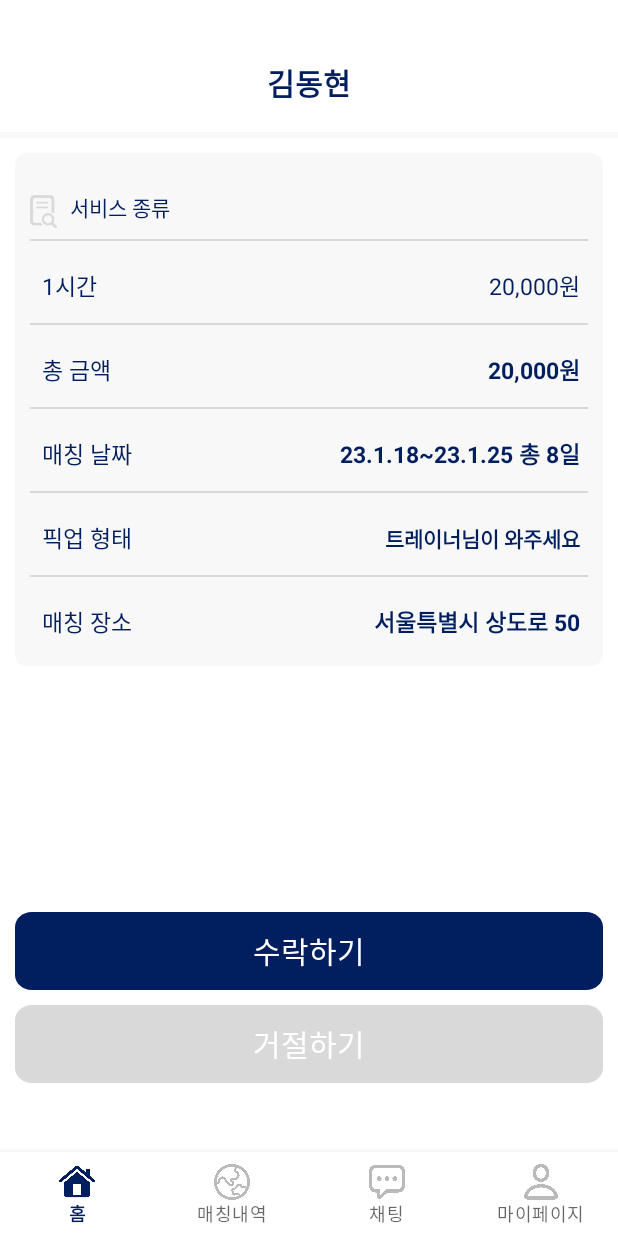
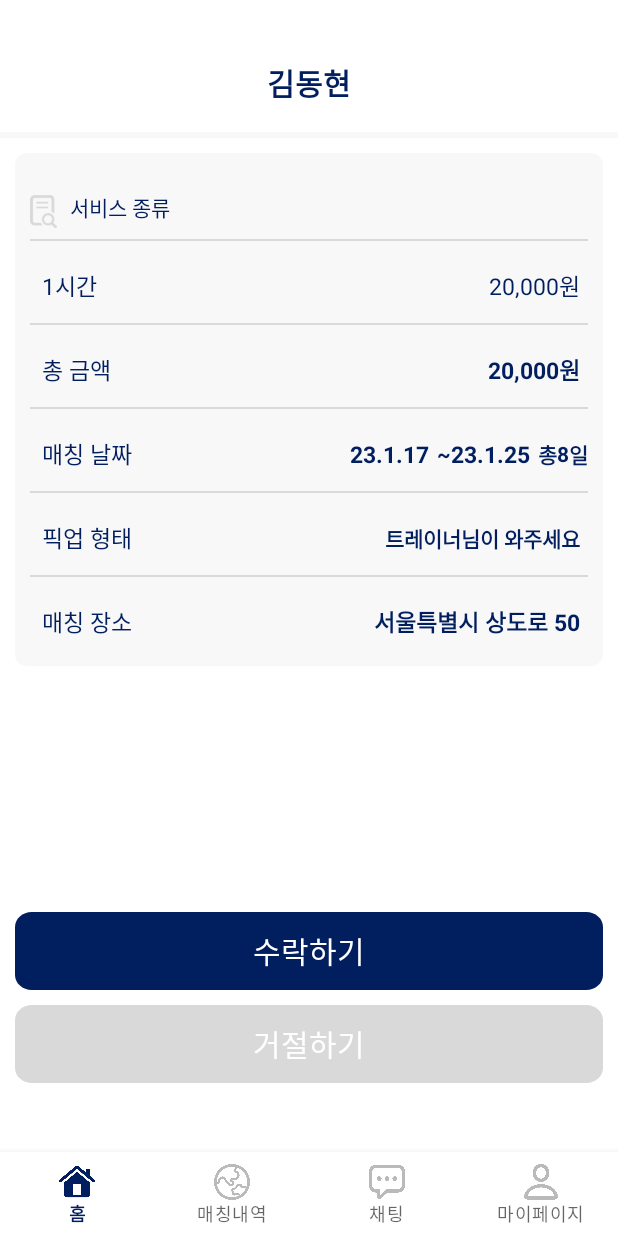
Before and after one commit to FIT-I/FIT-I-Android-Trainer, an Android app: the fragment MatchingIngFragment placed in its activity, on a phone screen of 412 x 824 dp. Run offline under Robolectric (Android 15) with nearby library versions, the phone set to English and light mode, and no system bars; network calls fail.

Commit message:
feat : 매칭 명세표 #17

```diff
--- a/app/src/main/java/com/example/fit_i_trainer/data/model/response/GetMatchlistResponse.kt
+++ b/app/src/main/java/com/example/fit_i_trainer/data/model/response/GetMatchlistResponse.kt
@@ -4,7 +4,7 @@ data class GetMatchlistResponse(
     val isSuccess: Boolean,
     val code: Int,
     val message: String,
-    val result: List<Result>
+    val result: Result
 ) {
     data class Result(
         val matchingId: Int,
@@ -13,6 +13,7 @@ data class GetMatchlistResponse(
         val pricePerHour: String,
         val totalPrice: String,
         val matchingStart: String,
+        val matchingFinish: String,
         val matchingPeriod: Int,
         val pickUpType: String, // 두가지 리스트 있음
         val location: String
--- a/app/src/main/java/com/example/fit_i_trainer/data/service/MatchingService.kt
+++ b/app/src/main/java/com/example/fit_i_trainer/data/service/MatchingService.kt
@@ -16,9 +16,13 @@ interface MatchingService {
     //매칭수락
     @PATCH("api/matching/{matchingIdx}/accept")
     fun matchingaccepat(@Path("matchingIdx") matchingIdx: Int) : Call<BaseResponse>
+
+
     //매칭정보조회
     @GET("api/matching/{matchingIdx}")
     fun matchinglist(@Path("matchingIdx") matchingIdx: Int) : Call<GetMatchlistResponse>
+
+
     //트레이너의 매칭목록조회
     @GET("api/matching/trainer")
     fun matchingtrainer() : Call<GettrainerResponse>
--- a/app/src/main/java/com/example/fit_i_trainer/ui/matching/MatchingIngFragment.kt
+++ b/app/src/main/java/com/example/fit_i_trainer/ui/matching/MatchingIngFragment.kt
@@ -11,19 +11,32 @@ import androidx.fragment.app.FragmentTransaction
 import com.example.fit_i_trainer.R
 import com.example.fit_i_trainer.RetrofitImpl
 import com.example.fit_i_trainer.data.model.response.BaseResponse
+import com.example.fit_i_trainer.data.model.response.GetMatchlistResponse
 import com.example.fit_i_trainer.data.service.MatchingService
+import com.example.fit_i_trainer.databinding.FragmentMatchingIngBinding
 import retrofit2.Call
 import retrofit2.Callback
 import retrofit2.Response
 
 
 class MatchingIngFragment : Fragment() {
+    private var _binding : FragmentMatchingIngBinding? = null
+    private val binding : FragmentMatchingIngBinding
+    get() = requireNotNull(_binding) {"FragmentMatchingIngBinding"}
+
+
     private var matchingIdx : Int = 1
     override fun onCreateView(
         inflater: LayoutInflater, container: ViewGroup?,
         savedInstanceState: Bundle?
     ): View? {
-        val view = inflater.inflate(R.layout.fragment_matching_ing,container,false)
+        _binding = FragmentMatchingIngBinding.inflate(inflater,container,false)
+        return binding.root
+    }
+
+    override fun onViewCreated(view: View, savedInstanceState: Bundle?) {
+        super.onViewCreated(view, savedInstanceState)
+
         val btnaccept = view.findViewById<View>(R.id.btn_matching_accept)
         val btndecline = view.findViewById<View>(R.id.btn_matching_decline)
         val matchingService = RetrofitImpl.getApiClient().create(MatchingService::class.java)
@@ -47,9 +60,9 @@ class MatchingIngFragment : Fragment() {
                     //정상적으로 통신이 된 경우
                     Log.d("post","매칭 onResponse 성공" + response.body().toString())
                 }
-                    else{
-                        //통신에 실패한 경우
-                        Log.d("post","매칭 onResponse 실패"+response.body().toString())
+                else{
+                    //통신에 실패한 경우
+                    Log.d("post","매칭 onResponse 실패"+response.body().toString())
                 }
                 }
 
@@ -91,7 +104,34 @@ class MatchingIngFragment : Fragment() {
             })
         }
 
-        return view
+        fun onBind( data: GetMatchlistResponse.Result ){
+            binding.tvMatchingPrice.text = data.pricePerHour
+            binding.tvMatchingAllprcie2.text = data.totalPrice
+            binding.tvMatchingStart.text = data.matchingStart
+            binding.tvMatchingEnd.text= data.matchingFinish
+            binding.tvMatchingAlldate.text = data.matchingPeriod.toString()
+            binding.tvMatchingPickup2.text = data.pickUpType
+            binding.tvMatchingPlace2.text = data.location
+        }
+        matchingService.matchinglist(matchingIdx).enqueue(object :
+        Callback<GetMatchlistResponse>{
+            override fun onResponse(
+                call: Call<GetMatchlistResponse>,
+                response: Response<GetMatchlistResponse>
+            ) {if (response.isSuccessful){
+                Log.d("post","매칭 명세표 onResponse 성공:"+ response.body().toString());
+//                onBind(response.body()!!.result)
+                response.body()?.let { onBind(it.result) }
+            }else{
+                //통신실패
+                Log.d("post","매칭 명세표 onResponse 실패")
+            }
+            }
+
+            override fun onFailure(call: Call<GetMatchlistResponse>, t: Throwable) {
+                Log.d("post","onFailure 에러 : "+ t.message.toString());
+            }
+        })
 
     }
 
--- a/app/src/main/res/layout/fragment_matching_ing.xml
+++ b/app/src/main/res/layout/fragment_matching_ing.xml
@@ -145,17 +145,74 @@
             app:layout_constraintTop_toBottomOf="@id/iv_line3" />
 
         <TextView
-            android:id="@+id/tv_matching_date2"
+            android:id="@+id/tv_matching_start"
             android:layout_width="wrap_content"
             android:layout_height="wrap_content"
             android:layout_margin="5dp"
-            android:text="23.1.18~23.1.25 총 8일"
+            android:text="23.1.17"
             android:textColor="@color/main"
             android:textSize="15sp"
             android:textStyle="bold"
             app:layout_constraintBottom_toBottomOf="@id/tv_matching_date"
+            app:layout_constraintEnd_toStartOf="@+id/tv_matching_wave"
+            app:layout_constraintTop_toTopOf="@id/tv_matching_date" />
+        <TextView
+            android:id="@+id/tv_matching_wave"
+            android:layout_width="wrap_content"
+            android:layout_height="wrap_content"
+            app:layout_constraintEnd_toStartOf="@id/tv_matching_end"
+            app:layout_constraintTop_toTopOf="@id/tv_matching_date"
+            app:layout_constraintBottom_toBottomOf="@id/tv_matching_date"
+            android:text="@string/wave"
+            android:textColor="@color/main"
+            android:textStyle="bold"/>
+
+
+        <TextView
+            android:id="@+id/tv_matching_end"
+            android:layout_width="wrap_content"
+            android:layout_height="wrap_content"
+            android:layout_margin="5dp"
+            android:text="23.1.25"
+            android:textColor="@color/main"
+            android:textSize="15sp"
+            android:textStyle="bold"
+            app:layout_constraintBottom_toBottomOf="@id/tv_matching_date"
+            app:layout_constraintEnd_toStartOf="@+id/tv_matching_All"
+            app:layout_constraintTop_toTopOf="@id/tv_matching_date" />
+
+        <TextView
+            android:id="@+id/tv_matching_All"
+            android:layout_width="wrap_content"
+            android:layout_height="wrap_content"
+            android:text="총"
+            android:textStyle="bold"
+            android:textColor="@color/main"
+            app:layout_constraintBottom_toBottomOf="@id/tv_matching_end"
+            app:layout_constraintTop_toTopOf="@id/tv_matching_end"
+            app:layout_constraintEnd_toStartOf="@id/tv_matching_Alldate"/>
+        <TextView
+            android:id="@+id/tv_matching_Alldate"
+            android:layout_width="wrap_content"
+            android:layout_height="wrap_content"
+            android:text="8"
+            android:textColor="@color/main"
+            android:textStyle="bold"
+            app:layout_constraintTop_toTopOf="@id/tv_matching_date"
+            app:layout_constraintBottom_toBottomOf="@id/tv_matching_date"
+            app:layout_constraintEnd_toStartOf="@id/tv_matching_day"/>
+        <TextView
+            android:id="@+id/tv_matching_day"
+            android:layout_width="wrap_content"
+            android:layout_height="wrap_content"
+            android:text="일"
+            android:textStyle="bold"
+            android:textColor="@color/main"
             app:layout_constraintEnd_toEndOf="parent"
-            app:layout_constraintTop_toTopOf="@id/tv_matching_date" />
+            app:layout_constraintBottom_toBottomOf="@+id/tv_matching_date"
+            app:layout_constraintTop_toTopOf="@id/tv_matching_date"/>
+
+
 
         <ImageView
             android:id="@+id/iv_line4"
--- a/app/src/main/res/values/strings.xml
+++ b/app/src/main/res/values/strings.xml
@@ -15,4 +15,5 @@
     <string name="naver_client_id">phRvMJz5kuIyfkG9Q8Vg</string>
     <string name="naver_client_secret">Bw9YNrOmuD</string>
     <string name="match_request">매칭 요청</string>
+    <string name="wave">~</string>
 </resources>
```
